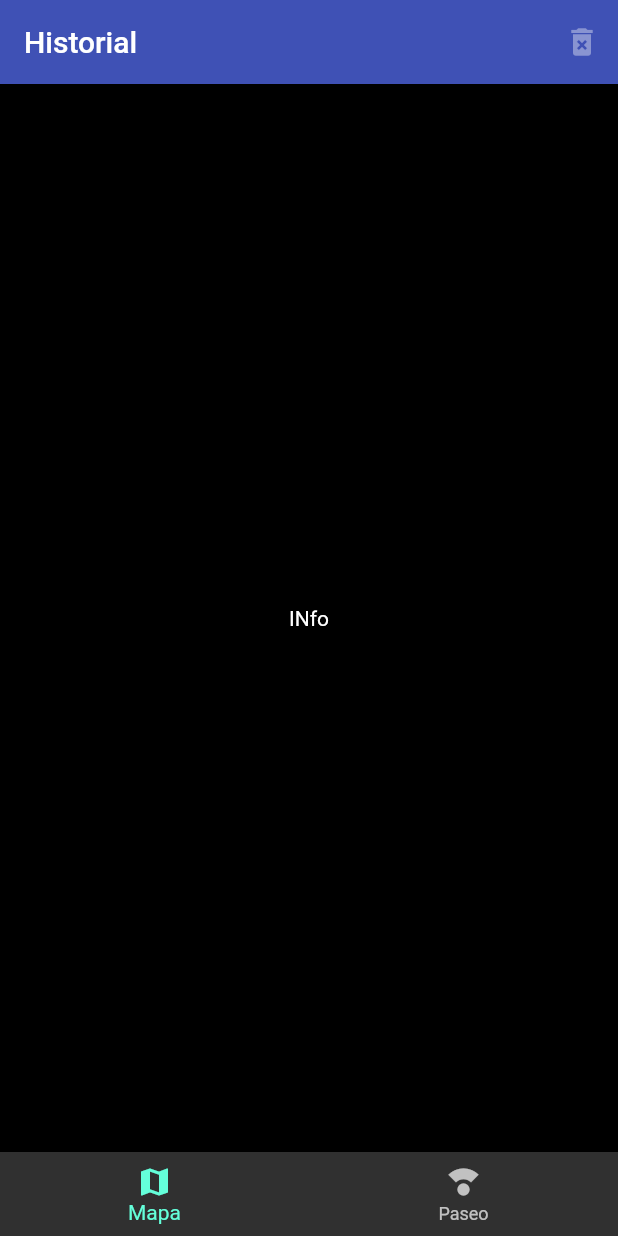
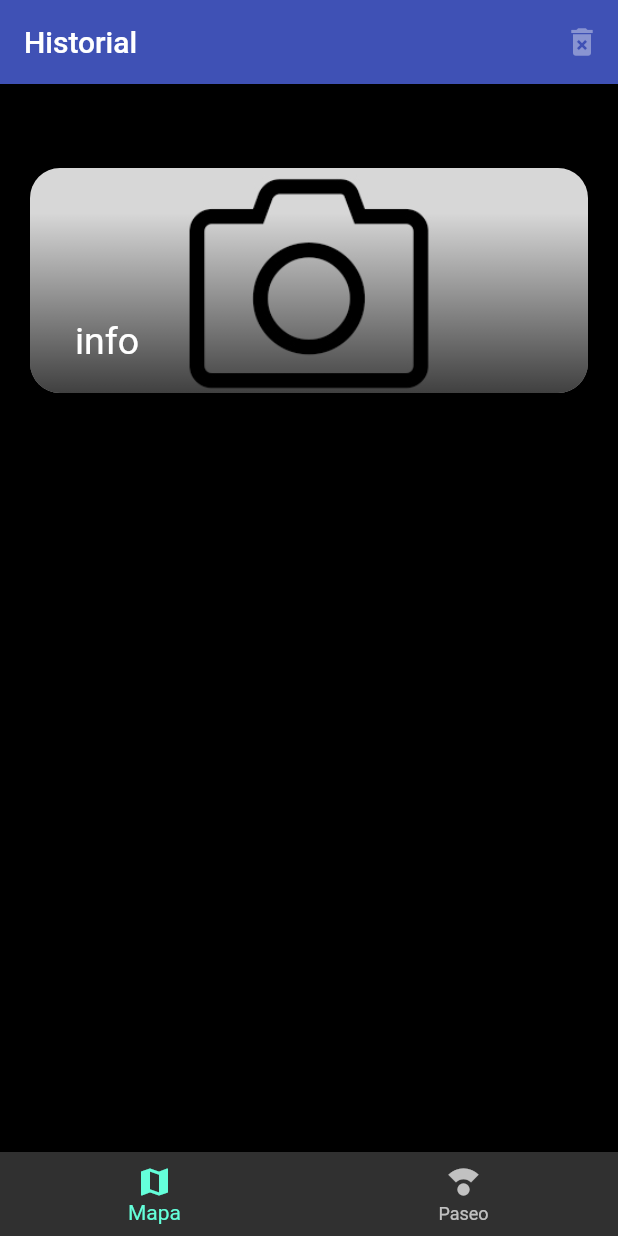
Before and after one commit to dvaldaliso/palacio_ferrer, a Flutter app: the screen it shows after launch, on a phone screen of 412 x 824 dp. Run offline on Flutter 3.47's test engine with Material 2 defaults, Android fonts, the phone set to English and light mode, and no system bars; our stand-ins replace card_swiper.

Commit message:
card de info

```diff
--- a/lib/screens/info_screen.dart
+++ b/lib/screens/info_screen.dart
@@ -1,11 +1,25 @@
 import 'package:flutter/material.dart';
+import 'package:peliculas/widgets/card_info.dart';
 
 class InfoScreen extends StatelessWidget {
   @override
   Widget build(BuildContext context) {
     return Scaffold(
-      body: Center(
-        child: Text('INfo'),
+      body: Container(
+        child: Column(
+          crossAxisAlignment: CrossAxisAlignment.stretch,
+          children: [
+            Padding(
+              padding: const EdgeInsets.only(top: 10, bottom: 10),
+              child: Text(
+                'Seleccione una Categoria',
+                textAlign: TextAlign.center,
+                style: TextStyle(color: Colors.black),
+              ),
+            ),
+            CardInfo()
+          ],
+        ),
       ),
     );
   }
--- /dev/null
+++ b/lib/widgets/card_info.dart
@@ -0,0 +1,70 @@
+import 'package:flutter/material.dart';
+
+class CardInfo extends StatelessWidget {
+  @override
+  Widget build(BuildContext context) {
+    return GestureDetector(
+        onTap: () {
+          print('object');
+        },
+        child: Container(
+          margin: EdgeInsets.all(20),
+          height: 150,
+          child: Stack(
+            children: [
+              Positioned.fill(
+                child: ClipRRect(
+                  borderRadius: BorderRadius.circular(20),
+                  child: Image.asset(
+                    'assets/no-image.jpg',
+                    fit: BoxFit.cover,
+                  ),
+                ),
+              ),
+              Positioned(
+                  bottom: 0,
+                  left: 0,
+                  right: 0,
+                  child: Container(
+                    height: 120,
+                    decoration: BoxDecoration(
+                        borderRadius: BorderRadius.only(
+                            bottomLeft: Radius.circular(20),
+                            bottomRight: Radius.circular(20)),
+                        gradient: LinearGradient(
+                            begin: Alignment.bottomCenter,
+                            end: Alignment.topCenter,
+                            colors: [
+                              Colors.black.withOpacity(0.7),
+                              Colors.transparent
+                            ])),
+                  )),
+              Positioned(
+                  bottom: 0,
+                  child: Padding(
+                    padding: const EdgeInsets.all(10),
+                    child: Row(
+                      children: [
+                        // Todo poner despues
+                        /*CategoryIcon(
+                                          color: categorias[index].color,
+                                          iconName: categorias[index].icon),*/
+                        SizedBox(width: 10),
+                        ClipOval(
+                          child: Container(
+                            padding: EdgeInsets.all(10),
+                            child: Text(
+                              'info',
+                              style:
+                                  TextStyle(color: Colors.white, fontSize: 25),
+                            ),
+                          ),
+                        ),
+                      ],
+                    ),
+                  ))
+            ],
+          ),
+        ));
+  }
+}
```
